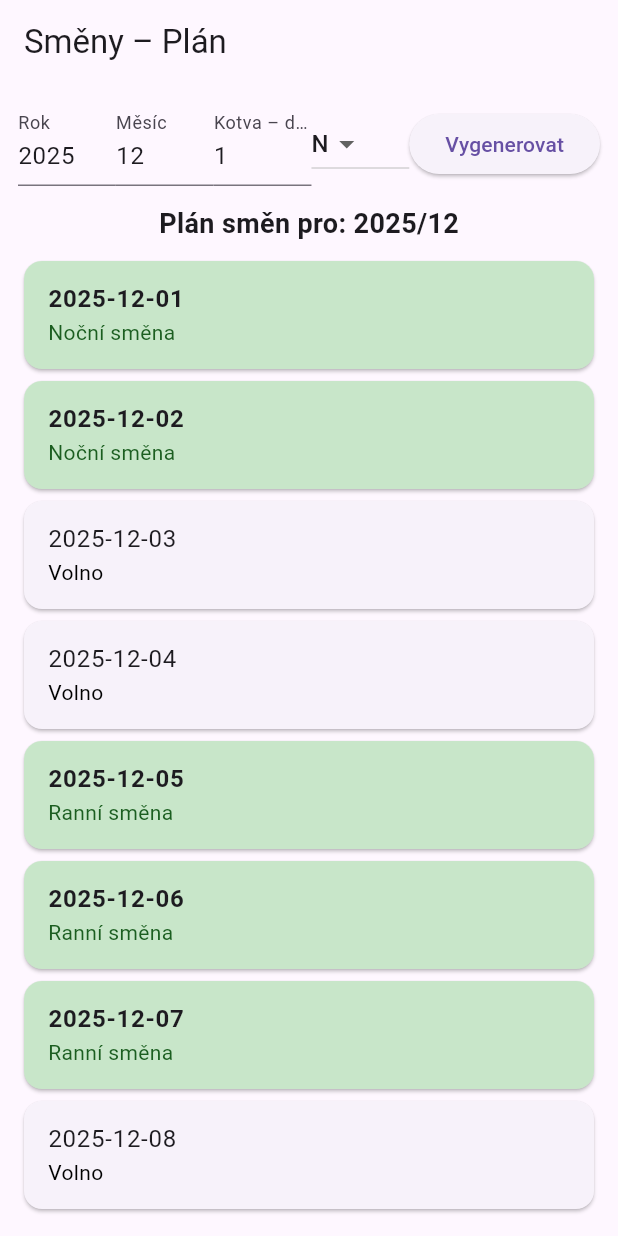
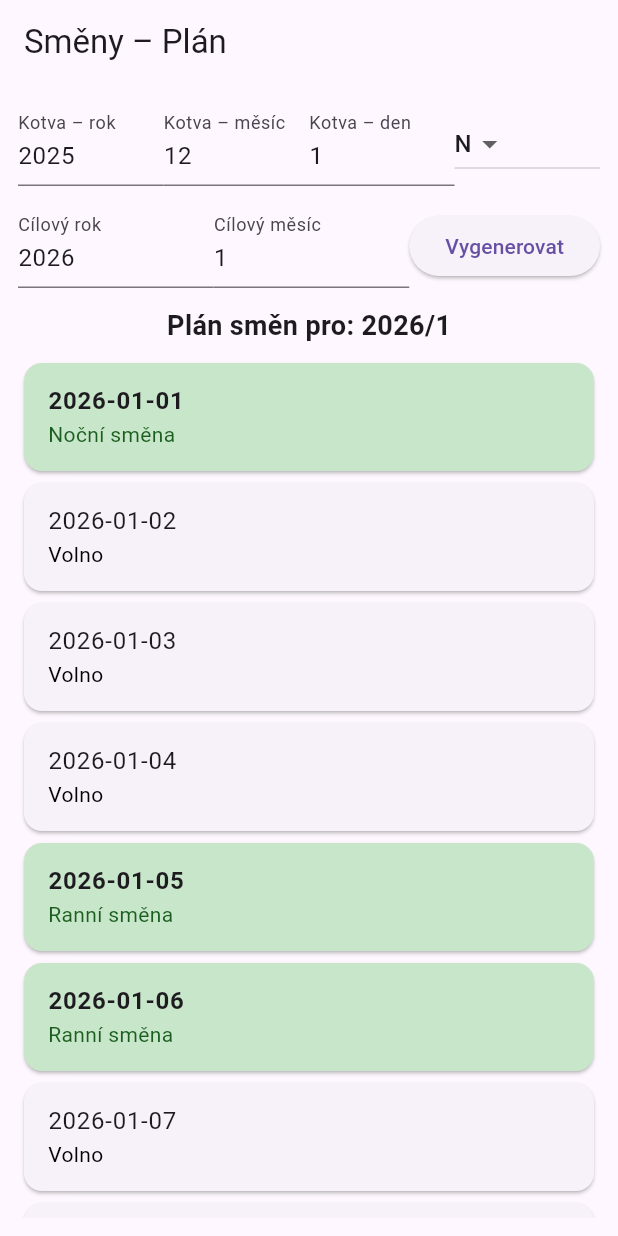
Before and after one commit to MoonriderCZ/Shift-planner-app, a Flutter app: the screen it shows after launch, after a tap on "Vygenerovat", on a phone screen of 412 x 824 dp. Run offline on Flutter 3.47's test engine with Material 3 defaults, Android fonts, the phone set to English and light mode, and no system bars.

Commit message:
Upraven ScheduleScreen – přidán cílový měsíc/rok

```diff
--- a/Plánovač/settings.json
+++ /dev/null
@@ -1 +0,0 @@
-{"start_date": "2025-11-04", "start_shift": "N"}
--- a/settings.json
+++ /dev/null
@@ -1 +0,0 @@
-{"start_date": "2025-11-07", "start_shift": "N"}
--- a/source code Flutter/lib/screens/schedule_screen.dart
+++ b/source code Flutter/lib/screens/schedule_screen.dart
@@ -12,20 +12,27 @@ class ScheduleScreen extends StatefulWidget {
 
 // 🔧 Stavová třída
 class _ScheduleScreenState extends State<ScheduleScreen> {
-  // 📅 Řídicí prvky pro vstup
+  // 📅 Řídicí prvky pro vstup (kotva)
   final _yearController = TextEditingController(text: '2025');
   final _monthController = TextEditingController(text: '12');
   final _dayController = TextEditingController(text: '1');
 
+  // 📅 Nové řídicí prvky pro cílový měsíc/rok
+  final _targetYearController = TextEditingController(text: '2026');
+  final _targetMonthController = TextEditingController(text: '1');
+
   String _startShift = 'N'; // 🌙 Výchozí směna
   List<Map<String, String>>? _schedule; // 📋 Výsledný plán
-  late String _targetMonthYear; // 🏷️ Zobrazení měsíce/roku
+  late String _targetMonthYear; // 🏷️ Zobrazení cílového měsíce/roku
 
   // 🧮 Generování rozvrhu
   void _generateSchedule() {
-    final year = int.tryParse(_yearController.text) ?? 2025;
-    final month = int.tryParse(_monthController.text) ?? 12;
+    // Kotva (den, kdy máš směnu)
     final startDay = int.tryParse(_dayController.text) ?? 1;
+
+    // Cílový měsíc/rok
+    final year = int.tryParse(_targetYearController.text) ?? 2025;
+    final month = int.tryParse(_targetMonthController.text) ?? 12;
 
     final settings = {
       'year': year,
@@ -55,18 +62,18 @@ class _ScheduleScreenState extends State<ScheduleScreen> {
         child: Column(
           // ⬅️ 3. Sloupec s ovládacími prvky a seznamem
           children: [
-            // 🔢 Vstupní řádek
+            // 🔢 Vstupní řádek – kotva
             Row(children: [
               Expanded(
                 child: TextField(
                   controller: _yearController,
-                  decoration: const InputDecoration(labelText: 'Rok'),
+                  decoration: const InputDecoration(labelText: 'Kotva – rok'),
                 ),
               ),
               Expanded(
                 child: TextField(
                   controller: _monthController,
-                  decoration: const InputDecoration(labelText: 'Měsíc'),
+                  decoration: const InputDecoration(labelText: 'Kotva – měsíc'),
                 ),
               ),
               Expanded(
@@ -84,11 +91,29 @@ class _ScheduleScreenState extends State<ScheduleScreen> {
                   onChanged: (val) => setState(() => _startShift = val!),
                 ),
               ),
+            ]), // ⬅️ konec Row (kotva)
+
+            const SizedBox(height: 12),
+
+            // 🔢 Vstupní řádek – cílový měsíc/rok
+            Row(children: [
+              Expanded(
+                child: TextField(
+                  controller: _targetYearController,
+                  decoration: const InputDecoration(labelText: 'Cílový rok'),
+                ),
+              ),
+              Expanded(
+                child: TextField(
+                  controller: _targetMonthController,
+                  decoration: const InputDecoration(labelText: 'Cílový měsíc'),
+                ),
+              ),
               ElevatedButton(
                 onPressed: _generateSchedule,
                 child: const Text('Vygenerovat'),
               ),
-            ]), // ⬅️ konec Row
+            ]), // ⬅️ konec Row (cílový měsíc/rok)
 
             const SizedBox(height: 12),
 
--- a/source code/settings.json
+++ b/source code/settings.json
@@ -1 +1 @@
-{"start_date": "2025-12-04", "start_shift": "N"}
+{"start_date": "2025-10-27", "start_shift": "N"}
```
Also changed, not shown: 14 other files.
